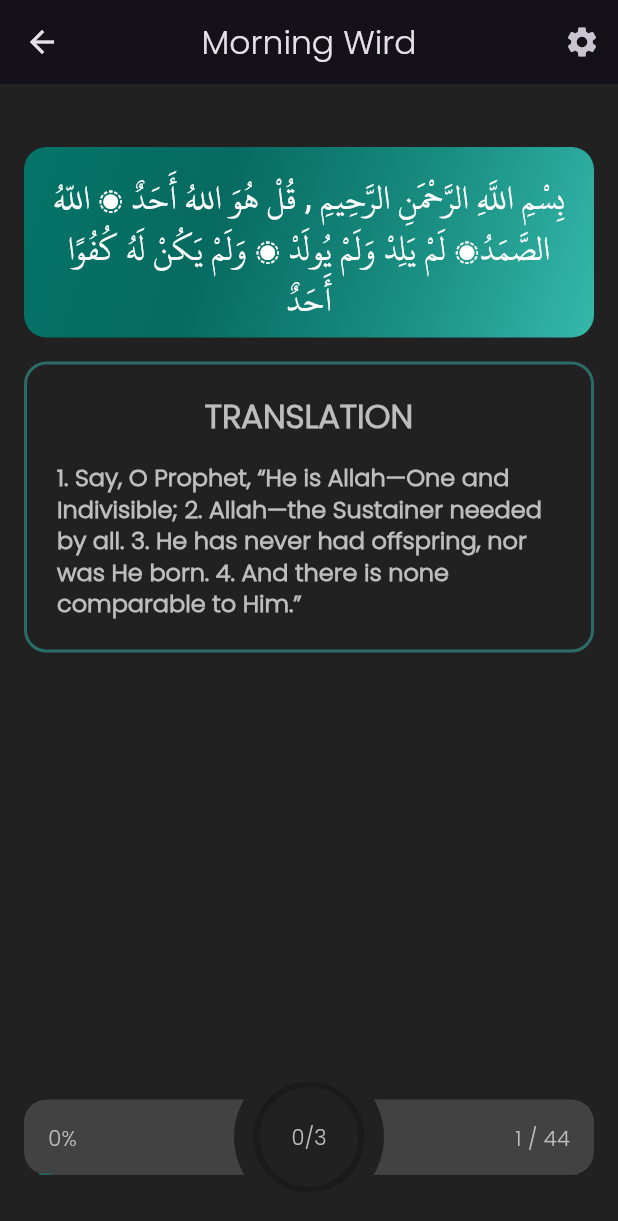
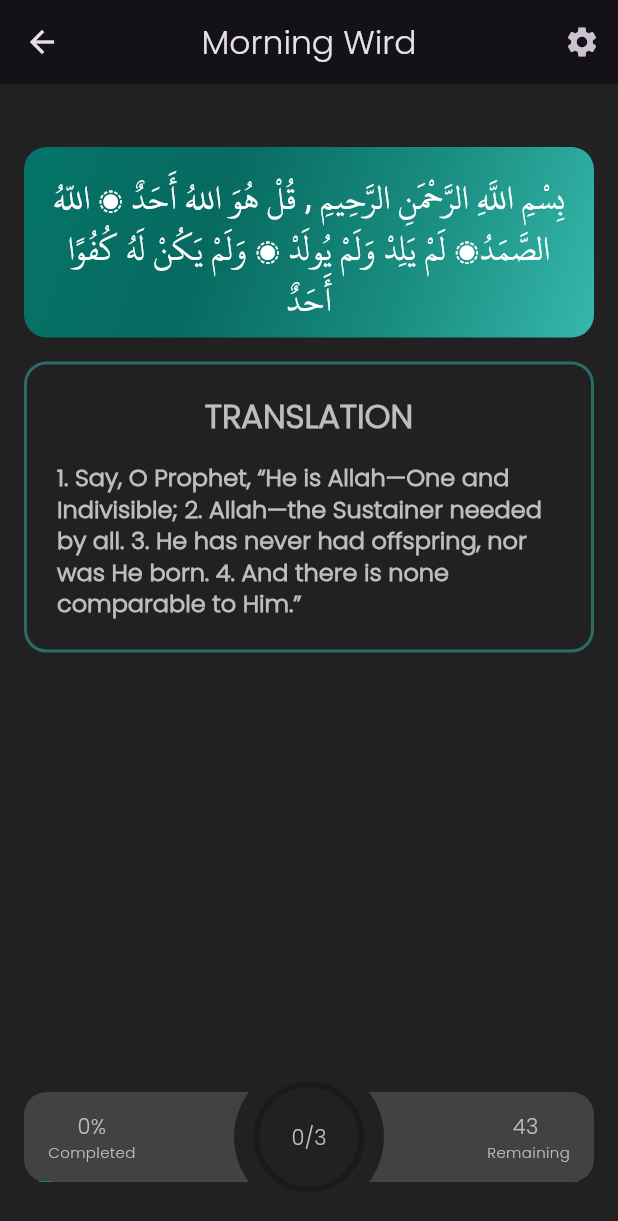
Before and after one commit to aslahmogral/wirdul_latif_app, a Flutter app: the screen it shows after launch, after a tap on an icon or button, on a phone screen of 412 x 824 dp. Shown: the top 1221 px of the screen. Run offline on Flutter 3.47's test engine with Material 3 defaults, Android fonts, the light colour scheme and no system bars; our stand-ins replace flutter_animate, lottie; missing offline and left inert: dart:ffi; project files that could hold a hidden picture were left out.

Commit message:
wird counter ui ux message added

```diff
--- a/lib/screens/wird_screen/wird_screen.dart
+++ b/lib/screens/wird_screen/wird_screen.dart
@@ -160,22 +160,40 @@ class thasbeehCounter extends StatelessWidget {
           children: [
             Container(
               child: Padding(
-                padding: const EdgeInsets.all(16.0),
+                padding: const EdgeInsets.symmetric( horizontal: 16.0),
                 child: Row(
                   children: [
                     if (model.currentPage == 0)
-                      Text(
-                        '0%',
+                      Column(
+                        mainAxisSize: MainAxisSize.min,
+                        children: [
+                          Text(
+                            '0%',
+                          ),
+                          Text('Completed',style: TextStyle(fontSize: 10),),
+                        ],
                       ),
                     Visibility(
                       visible: model.currentPage != 0,
-                      child: Text(
-                        '${((model.currentPage + 1) / model.wirdList.length * 100).toStringAsFixed(0)} % ',
+                      child: Column(
+                        mainAxisSize: MainAxisSize.min,
+                        children: [
+                          Text(
+                            '${((model.currentPage + 1) / model.wirdList.length * 100).toStringAsFixed(0)} % ',
+                          ),
+                           Text('Completed',style: TextStyle(fontSize: 10),),
+                        ],
                       ),
                     ),
                     Spacer(),
-                    Text(
-                      '${model.currentPage + 1} / 44',
+                    Column(
+                      mainAxisSize: MainAxisSize.min,
+                      children: [
+                        Text(
+                          '${43 - model.currentPage} ',
+                        ),
+                        Text('Remaining',style: TextStyle(fontSize: 10),),
+                      ],
                     ),
                   ],
                 ),
@@ -184,11 +202,11 @@ class thasbeehCounter extends StatelessWidget {
                 borderRadius: BorderRadius.circular(15),
                 color: Theme.of(context).primaryColor,
               ),
-              height: 50,
+              height: 60,
               width: MediaQuery.of(context).size.width,
             ),
             Container(
-              height: 50,
+              height: 60,
               child: Column(
                 children: [
                   Spacer(),
```
